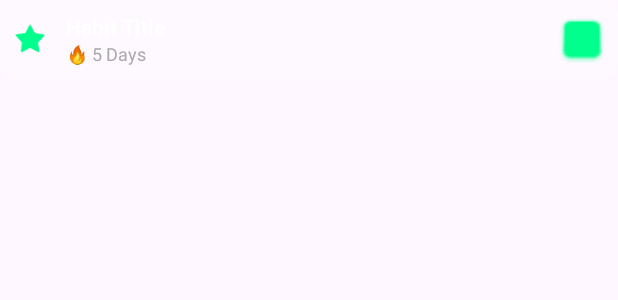
After one commit to Zubair-cloud/Istiqamat, an Android app: the layout widget_item.xml on its own in the app's theme, with its tools: preview values and no code run, on a phone screen of 412 x 824 dp. The commit adds this screen. Shown: the top 300 px of the screen. Run offline under Robolectric (Android 15) with nearby library versions, the phone set to English and light mode, and no system bars.

Commit message:
feat: Implement Interactive Widget (Milestone 4)

```diff
--- /dev/null
+++ b/app/src/main/res/drawable/widget_background.xml
@@ -0,0 +1,6 @@
+<?xml version="1.0" encoding="utf-8"?>
+<shape xmlns:android="http://schemas.android.com/apk/res/android">
+    <solid android:color="#CC121212" /> <!-- Dark semi-transparent -->
+    <corners android:radius="16dp" />
+    <stroke android:width="1dp" android:color="#33FFFFFF" />
+</shape>
--- /dev/null
+++ b/app/src/main/res/drawable/widget_item_background.xml
@@ -0,0 +1,5 @@
+<?xml version="1.0" encoding="utf-8"?>
+<shape xmlns:android="http://schemas.android.com/apk/res/android">
+    <solid android:color="#1AFFFFFF" />
+    <corners android:radius="8dp" />
+</shape>
--- /dev/null
+++ b/app/src/main/res/layout/widget_item.xml
@@ -0,0 +1,51 @@
+<?xml version="1.0" encoding="utf-8"?>
+<LinearLayout xmlns:android="http://schemas.android.com/apk/res/android"
+    android:layout_width="match_parent"
+    android:layout_height="wrap_content"
+    android:orientation="horizontal"
+    android:gravity="center_vertical"
+    android:padding="8dp"
+    android:background="@drawable/widget_item_background">
+
+    <ImageView
+        android:id="@+id/widget_item_icon"
+        android:layout_width="24dp"
+        android:layout_height="24dp"
+        android:src="@android:drawable/star_on"
+        android:tint="#00FF8C"
+        android:contentDescription="Icon" />
+
+    <LinearLayout
+        android:layout_width="0dp"
+        android:layout_height="wrap_content"
+        android:layout_weight="1"
+        android:orientation="vertical"
+        android:layout_marginStart="12dp">
+
+        <TextView
+            android:id="@+id/widget_item_title"
+            android:layout_width="wrap_content"
+            android:layout_height="wrap_content"
+            android:text="Habit Title"
+            android:textColor="#FFFFFF"
+            android:textSize="14sp"
+            android:textStyle="bold" />
+
+        <TextView
+            android:id="@+id/widget_item_streak"
+            android:layout_width="wrap_content"
+            android:layout_height="wrap_content"
+            android:text="🔥 5 Days"
+            android:textColor="#AAAAAA"
+            android:textSize="12sp" />
+    </LinearLayout>
+
+    <ImageView
+        android:id="@+id/widget_item_check"
+        android:layout_width="32dp"
+        android:layout_height="32dp"
+        android:src="@android:drawable/checkbox_off_background"
+        android:tint="#00FF8C"
+        android:contentDescription="Check" />
+
+</LinearLayout>
```
Also changed, not shown: app/src/main/AndroidManifest.xml (+14 -0 lines), app/src/main/java/com/jubbu/istiqamat/IstiqamatWidget.kt (added, +103 -0 lines), app/src/main/java/com/jubbu/istiqamat/MainActivity.kt (+40 -0 lines), app/src/main/java/com/jubbu/istiqamat/WidgetService.kt (added, +133 -0 lines), app/src/main/res/layout/widget_istiqamat.xml (added, +59 -0 lines), app/src/main/res/xml/widget_info.xml (added, +10 -0 lines), 3 other files.
